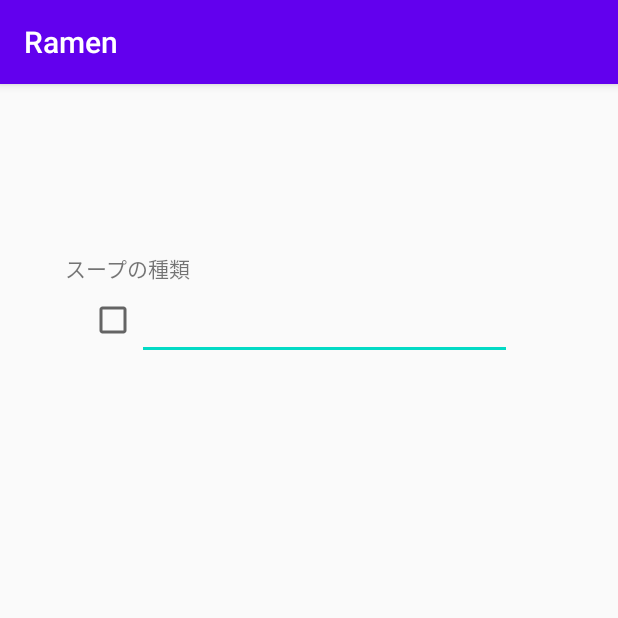
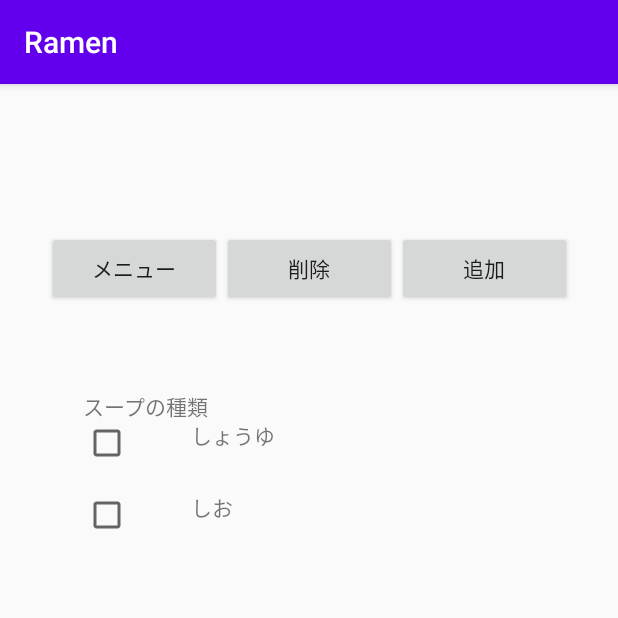
Before and after one commit to kotonohapcg/RamenSoup, an Android app: the screen it shows after launch (MainActivity), on a phone screen of 412 x 824 dp, the top half of it. Run offline under Robolectric (Android 15) with nearby library versions, the phone set to English and light mode, and no system bars.

Commit message:
ConstraintLayoutを使ってUI部分を組みなおした ダイアログを生成するコードを加えた(未完成)

```diff
--- /dev/null
+++ b/app/src/main/java/com/example/ramen/DetailDialogFragment.java
@@ -0,0 +1,45 @@
+package com.example.ramen;
+
+import android.app.AlertDialog;
+import android.app.Dialog;
+import android.content.DialogInterface;
+import android.os.Bundle;
+import android.widget.Toast;
+
+import androidx.fragment.app.DialogFragment;
+
+public class DetailDialogFragment extends DialogFragment {
+
+    @Override
+    public Dialog onCreateDialog(Bundle savedInsatnaceState) {
+        AlertDialog.Builder alertBuilder = new AlertDialog.Builder(getActivity());
+        alertBuilder.setTitle(R.string.detailDialog_title);
+        alertBuilder.setMessage(R.string.detailDialog_msg);
+        alertBuilder.setPositiveButton(R.string.detailDialog_btn_ok, new DialogButtonClickListener());
+        alertBuilder.setNegativeButton(R.string.detailDialog_btn_ng, new DialogButtonClickListener());
+        //alertBuilder.setPositiveButton(R.string.detailDialog_btn_nt, new DialogButtonClickListener());
+
+        //Generate Dialog obj
+        AlertDialog dialog = alertBuilder.create();
+        return dialog;
+    }
+
+    //ダイアログのボタンをタップした時の処理
+    private class DialogButtonClickListener implements DialogInterface.OnClickListener {
+        @Override
+        public void OnClick(DialogInterface dialog, int which) {
+            String msg = "";
+            //タップされたものによって分岐
+            switch(which) {
+                case DialogInterface.BUTTON_POSITIVE:
+                    msg = getString(R.string.detailDialog_msg_ok);
+                    break;
+                case DialogInterface.BUTTON_NEGATIVE:
+                    msg = getString(R.string.detailDialog_msg_ng);
+                    break;
+            }
+            //Toast(動作確認用、削除するかは未定)
+            Toast.makeText(getActivity(), msg, Toast.LENGTH_SHORT).show();
+        }
+    }
+}
--- a/app/src/main/java/com/example/ramen/MainActivity.java
+++ b/app/src/main/java/com/example/ramen/MainActivity.java
@@ -4,13 +4,33 @@ import androidx.appcompat.app.AppCompatActivity;
 
 import android.os.Bundle;
 import android.provider.SettingsSlicesContract;
+import android.view.View;
+import android.widget.Button;
+import android.widget.CheckBox;
 
 public class MainActivity extends AppCompatActivity {
 
     @Override
     protected void onCreate(Bundle savedInstanceState) {
-
         super.onCreate(savedInstanceState);
         setContentView(R.layout.activity_main);
+
+        Button btDel = findViewById(R.id.btDelete);
+        Button btMenu = findViewById(R.id.btMenu);
+
+        //ceckboxを取得
+        final CheckBox currentCb = findViewById(R.id.cbGen1);
+        currentCb.setOnClickListener(new View.OnClickListener() {
+            @Override
+            public void onClick(View v) {
+                if(currentCb.isChecked() == true) {
+                    //チェックされてるときの処理
+
+                }
+            }
+        });
+
+
+
     }
 }
--- a/app/src/main/res/layout/activity_main.xml
+++ b/app/src/main/res/layout/activity_main.xml
@@ -6,18 +6,82 @@
     android:layout_height="match_parent"
     tools:context=".MainActivity">
 
+    <androidx.constraintlayout.widget.ConstraintLayout
+        android:layout_width="333dp"
+        android:layout_height="295dp"
+        android:layout_marginStart="160dp"
+        android:layout_marginEnd="160dp"
+        android:layout_marginBottom="250dp"
+        app:layout_constraintBottom_toBottomOf="parent"
+        app:layout_constraintEnd_toEndOf="parent"
+        app:layout_constraintStart_toStartOf="parent"
+        app:layout_constraintTop_toBottomOf="@+id/linearLayout">
+
+        <TextView
+            android:id="@+id/tv_Soupname1"
+            android:layout_width="0dp"
+            android:layout_height="wrap_content"
+            android:layout_marginStart="40dp"
+            android:layout_weight="1"
+            android:text="@string/tv_Static1"
+            app:layout_constraintEnd_toEndOf="parent"
+            app:layout_constraintHorizontal_bias="0.502"
+            app:layout_constraintStart_toEndOf="@+id/cbGen1"
+            app:layout_constraintTop_toTopOf="@+id/cbGen1" />
+
+        <TextView
+            android:id="@+id/tvSoupvariation"
+            android:layout_width="0dp"
+            android:layout_height="19dp"
+            android:layout_marginStart="16dp"
+            android:layout_marginTop="16dp"
+            android:text="@string/tv_Soupvariation"
+            app:layout_constraintStart_toStartOf="parent"
+            app:layout_constraintTop_toTopOf="parent" />
+
+        <CheckBox
+            android:id="@+id/cbGen1"
+            android:layout_width="wrap_content"
+            android:layout_height="wrap_content"
+            android:layout_marginStart="16dp"
+            android:layout_weight="1"
+            app:layout_constraintStart_toStartOf="parent"
+            app:layout_constraintTop_toBottomOf="@+id/tvSoupvariation" />
+
+        <CheckBox
+            android:id="@+id/cbGen2"
+            android:layout_width="wrap_content"
+            android:layout_height="wrap_content"
+            android:layout_marginStart="16dp"
+            android:layout_marginTop="16dp"
+            app:layout_constraintStart_toStartOf="parent"
+            app:layout_constraintTop_toBottomOf="@+id/cbGen1" />
+
+        <TextView
+            android:id="@+id/textView"
+            android:layout_width="0dp"
+            android:layout_height="wrap_content"
+            android:layout_marginStart="40dp"
+            android:text="@string/tv_Static2"
+            app:layout_constraintEnd_toEndOf="parent"
+            app:layout_constraintStart_toEndOf="@+id/cbGen2"
+            app:layout_constraintTop_toTopOf="@+id/cbGen2" />
+
+    </androidx.constraintlayout.widget.ConstraintLayout>
+
     <LinearLayout
         android:id="@+id/linearLayout"
         android:layout_width="350dp"
-        android:layout_height="95dp"
+        android:layout_height="55dp"
         android:layout_marginStart="72dp"
-        android:layout_marginTop="180dp"
+        android:layout_marginTop="110dp"
         android:layout_marginEnd="72dp"
         android:layout_marginBottom="628dp"
         app:layout_constraintBottom_toBottomOf="parent"
         app:layout_constraintEnd_toEndOf="parent"
         app:layout_constraintStart_toStartOf="parent"
-        app:layout_constraintTop_toTopOf="parent">
+        app:layout_constraintTop_toTopOf="parent"
+        app:layout_constraintVertical_bias="0.49">
 
         <Button
             android:id="@+id/btMenu"
@@ -43,71 +107,5 @@
 
     </LinearLayout>
 
-    <LinearLayout
-        android:layout_width="325dp"
-        android:layout_height="220dp"
-        android:layout_marginStart="16dp"
-        android:layout_marginEnd="16dp"
-        android:orientation="vertical"
-        app:layout_constraintEnd_toEndOf="parent"
-        app:layout_constraintStart_toStartOf="parent"
-        app:layout_constraintTop_toBottomOf="@+id/linearLayout">
-
-        <TextView
-            android:id="@+id/tvSoupname"
-            android:layout_width="match_parent"
-            android:layout_height="wrap_content"
-            android:text="@string/tvSoupname" />
-
-        <LinearLayout
-            android:layout_width="375dp"
-            android:layout_height="220dp"
-            android:layout_marginStart="16dp"
-            android:layout_marginEnd="16dp"
-            android:orientation="horizontal">
-
-            <CheckBox
-                android:id="@+id/cbGen1"
-                android:layout_width="wrap_content"
-                android:layout_height="wrap_content"
-                    tools:ignore="InvalidId" />
-
-            <EditText
-                android:layout_width="250dp"
-                android:layout_height="wrap_content"
-                android:layout_marginTop="5dp"
-                android:layout_marginBottom="25dp"
-                android:inputType="text" />
-
-        </LinearLayout>
-
-        <!--        <CheckBox-->
-<!--            android:id="@+id/cbStatic1"-->
-<!--            android:layout_width="match_parent"-->
-<!--            android:layout_height="wrap_content"-->
-<!--            android:text="@string/cbStatic1" />-->
-
-<!--        <CheckBox-->
-<!--            android:id="@+id/cbStatic2"-->
-<!--            android:layout_width="match_parent"-->
-<!--            android:layout_height="wrap_content"-->
-<!--            android:text="@string/cbStatic2" />-->
-
-<!--        <CheckBox-->
-<!--            android:id="@+id/cbStatic3"-->
-<!--            android:layout_width="match_parent"-->
-<!--            android:layout_height="wrap_content"-->
-<!--            android:text="@string/cbStatic3" />-->
-
-<!--        <CheckBox-->
-<!--            android:id="@+id/cbStatic4"-->
-<!--            android:layout_width="match_parent"-->
-<!--            android:layout_height="wrap_content"-->
-<!--            android:text="@string/cbStatic4" />-->
-    </LinearLayout>
-
-
-
-
 
 </androidx.constraintlayout.widget.ConstraintLayout>
--- a/app/src/main/res/values/strings.xml
+++ b/app/src/main/res/values/strings.xml
@@ -4,10 +4,16 @@
     <string name="btAdd">追加</string>
     <string name="btDelete">削除</string>
     //Textview
-    <string name="tvSoupname">スープの種類</string>
+    <string name="tv_Soupvariation">スープの種類</string>
     //checkbox
-    <string name="cbStatic1">しょうゆ</string>
-    <string name="cbStatic2">しお</string>
-    <string name="cbStatic3">にぼし１</string>
-    <string name="cbStatic4">にぼし２</string>
+    <string name="tv_Static1">しょうゆ</string>
+    <string name="tv_Static2">しお</string>
+    <string name="tv_Static3">にぼし１</string>
+    <string name="tv_Static4">にぼし２</string>
+    <string name="detailDialog_msg">text1</string>
+    <string name="detailDialog_title">SoupTITLE</string>
+    <string name="detailDialog_btn_ok">Apply</string>
+    <string name="detailDialog_btn_ng">Cancel</string>
+    <string name="detailDialog_msg_ok">Applied</string>
+    <string name="detailDialog_msg_ng">Canceled</string>
 </resources>
```
